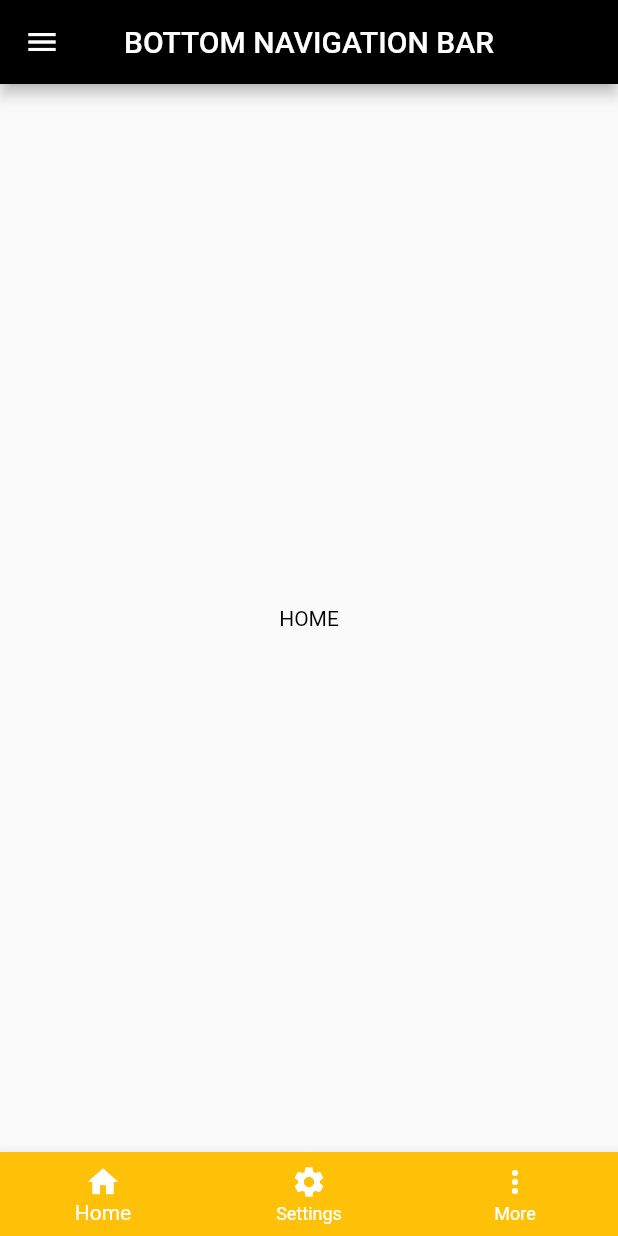
After one commit to Eagletofficial/flutter-catalog, a Flutter app: the screen it shows after launch, on a phone screen of 412 x 824 dp. The commit adds this screen. Run offline on Flutter 3.47's test engine with Material 2 defaults, Android fonts, the phone set to English and light mode, and no system bars.

Commit message:
Added my project

```diff
--- a/lib/dropdown.dart
+++ b/lib/dropdown.dart
@@ -38,7 +38,9 @@ class _DropdownState extends State<Dropdown> {
             },
           ).toList(),
         ),
+
       ),
+
     );
   }
 }
--- a/lib/main.dart
+++ b/lib/main.dart
@@ -1,6 +1,6 @@
 import 'package:flutter/material.dart';
 
-import 'package:flutter_catalog/dropdown.dart';
+import 'package:flutter_catalog/nested_navigation.dart';
 
 void main() {
   runApp(const MyApp());
@@ -16,9 +16,9 @@ class MyApp extends StatelessWidget {
       debugShowCheckedModeBanner: false,
       title: 'Flutter Demo',
       theme: ThemeData(
-        primarySwatch: Colors.blue,
+        primarySwatch: Colors.red,
       ),
-      home: const Dropdown()
+      home: const NestedNav(),
     );
   }
 }
--- /dev/null
+++ b/lib/nested_navigation.dart
@@ -0,0 +1,59 @@
+import 'package:flutter/material.dart';
+
+class NestedNav extends StatefulWidget {
+  const NestedNav({super.key});
+
+  @override
+  State<NestedNav> createState() => _NestedNavState();
+}
+
+class _NestedNavState extends State<NestedNav> {
+  int myIndex = 0;
+  List<Widget> widgetList = [
+    const Text(
+      'HOME',
+      style: TextStyle(color: Colors.black),
+    ),
+    const Text('SETTINGS'),
+    const Text('MORE'),
+  ];
+  @override
+  Widget build(BuildContext context) {
+    return Scaffold(
+      appBar: AppBar(
+        title: const Text('BOTTOM NAVIGATION BAR'),
+        centerTitle: true,
+        backgroundColor: Colors.black,
+      ),
+      drawer: const Drawer(),
+      body: Center(
+        child: widgetList[myIndex],
+      ),
+      bottomNavigationBar: BottomNavigationBar(
+        backgroundColor: Colors.amber,
+        unselectedItemColor: Colors.white,
+        fixedColor: Colors.white,
+        // selectedIconTheme: IconThemeData(color: Colors.black),
+        onTap: (index) {
+          setState(() {
+            myIndex = index;
+          });
+        },
+        items: const [
+          BottomNavigationBarItem(
+            icon: Icon(Icons.home),
+            label: 'Home',
+          ),
+          BottomNavigationBarItem(
+            icon: Icon(Icons.settings),
+            label: 'Settings',
+          ),
+          BottomNavigationBarItem(
+            icon: Icon(Icons.more_vert),
+            label: 'More',
+          ),
+        ],
+      ),
+    );
+  }
+}
```
